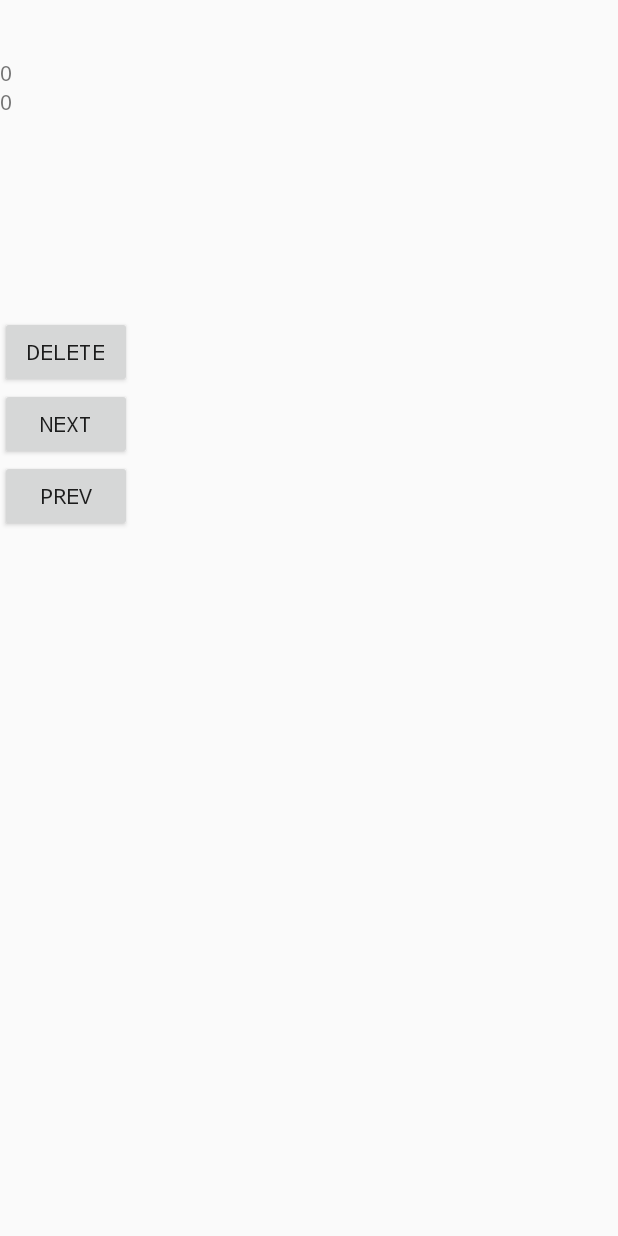
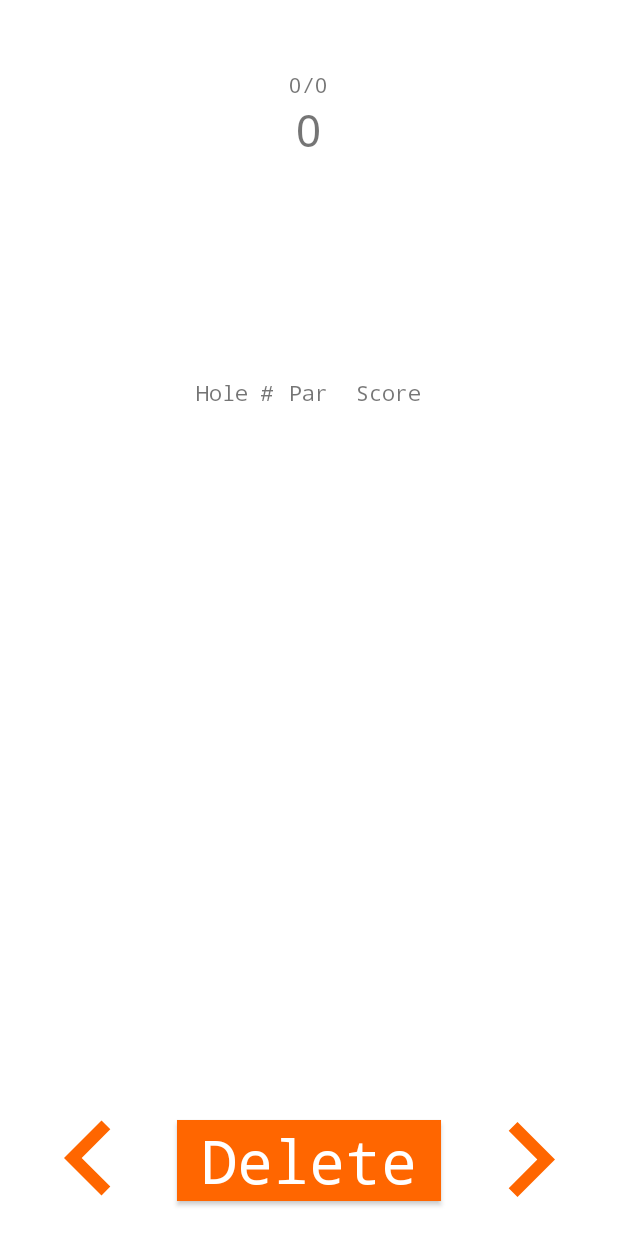
Before and after one commit to TaylorAndStubbs/NerdGolf, an Android app: the fragment RecordFragment placed in its activity, on a phone screen of 412 x 824 dp. Run offline under Robolectric (Android 15) with nearby library versions, the phone set to English and light mode, and no system bars; libraries missing offline, so code that uses them is left out: com.orm, com.orm.query; Roboto replaces fonts that are not available here; 7 statements that could not run were skipped.

Commit message:
Styling the records

```diff
--- a/app/src/main/java/com/taylorstubbs/nerdgolf/nerdgolf/App.java
+++ b/app/src/main/java/com/taylorstubbs/nerdgolf/nerdgolf/App.java
@@ -13,6 +13,6 @@ public class App extends SugarApp {
     @Override
     public void onCreate() {
         super.onCreate();
-        FontUtil.setDefaultFont(this, "MONOSPACE", "fonts/lato.ttf");
+        FontUtil.setDefaultFont(this, "MONOSPACE", "fonts/Lato.ttf");
     }
 }
--- a/app/src/main/java/com/taylorstubbs/nerdgolf/nerdgolf/adapters/HoleAdapter.java
+++ b/app/src/main/java/com/taylorstubbs/nerdgolf/nerdgolf/adapters/HoleAdapter.java
@@ -45,6 +45,7 @@ public class HoleAdapter extends RecyclerView.Adapter<HoleHolder> {
     public void onBindViewHolder(HoleHolder holder, int position) {
         Hole hole = mHoles.get(position);
         holder.bindHole(hole);
+        holder.setBackgroundColor(position % 2);
     }
 
     @Override
--- a/app/src/main/java/com/taylorstubbs/nerdgolf/nerdgolf/fragments/RecordFragment.java
+++ b/app/src/main/java/com/taylorstubbs/nerdgolf/nerdgolf/fragments/RecordFragment.java
@@ -1,6 +1,7 @@
 package com.taylorstubbs.nerdgolf.nerdgolf.fragments;
 
 import android.content.Context;
+import android.media.Image;
 import android.os.Bundle;
 import android.support.v4.app.Fragment;
 import android.support.v7.widget.LinearLayoutManager;
@@ -9,6 +10,7 @@ import android.view.LayoutInflater;
 import android.view.View;
 import android.view.ViewGroup;
 import android.widget.Button;
+import android.widget.ImageButton;
 import android.widget.TextView;
 
 import com.orm.query.Select;
@@ -16,8 +18,14 @@ import com.taylorstubbs.nerdgolf.nerdgolf.R;
 import com.taylorstubbs.nerdgolf.nerdgolf.adapters.HoleAdapter;
 import com.taylorstubbs.nerdgolf.nerdgolf.models.Game;
 import com.taylorstubbs.nerdgolf.nerdgolf.models.Hole;
+import com.taylorstubbs.nerdgolf.nerdgolf.utils.DateUtil;
 import com.taylorstubbs.nerdgolf.nerdgolf.utils.SQLUtil;
 
+import org.w3c.dom.Text;
+
+import java.text.DateFormat;
+import java.text.SimpleDateFormat;
+import java.util.Date;
 import java.util.List;
 
 /**
@@ -32,15 +40,17 @@ public class RecordFragment extends Fragment {
     private List<Hole> mHoles;
     private int mTotalPar = 0;
     private int mTotalScore = 0;
+    private int mFinalScore;
     private RecordFragmentCallbacks mCallbacks;
 
     private Button mDeleteButton;
-    private Button mNextGameButton;
-    private Button mPrevGameButton;
+    private ImageButton mNextGameButton;
+    private ImageButton mPrevGameButton;
     private TextView mDateView;
     private TextView mCourseNameView;
     private TextView mTotalScoreView;
     private TextView mTotalParView;
+    private TextView mFinalScoreView;
     private RecyclerView mHoleListView;
 
     /**
@@ -96,15 +106,17 @@ public class RecordFragment extends Fragment {
     @Override
     public View onCreateView(LayoutInflater inflater, ViewGroup container, Bundle saveState) {
         View view = inflater.inflate(R.layout.fragment_record, container, false);
+        SimpleDateFormat simpleDateFormat = new SimpleDateFormat("MMM dd yyyy @ hh:mm");
 
-        mNextGameButton = (Button) view.findViewById(R.id.next_game);
-        mPrevGameButton = (Button) view.findViewById(R.id.prev_game);
-        mDeleteButton = (Button) view.findViewById(R.id.delete);
+        mNextGameButton = (ImageButton) view.findViewById(R.id.next_game);
+        mPrevGameButton = (ImageButton) view.findViewById(R.id.prev_game);
+        mDeleteButton = (Button) view.findViewById(R.id.delete_game_button);
         mDateView = (TextView) view.findViewById(R.id.date);
         mCourseNameView = (TextView) view.findViewById(R.id.course_name);
         mTotalScoreView = (TextView) view.findViewById(R.id.total_score);
         mTotalParView = (TextView) view.findViewById(R.id.total_par);
         mHoleListView = (RecyclerView) view.findViewById(R.id.hole_list);
+        mFinalScoreView = (TextView) view.findViewById(R.id.final_score);
 
         mHoleListView.setLayoutManager(new LinearLayoutManager(getActivity()));
         mHoleListView.setAdapter(new HoleAdapter(getContext(), mHoles));
@@ -130,10 +142,11 @@ public class RecordFragment extends Fragment {
             }
         });
 
-        mDateView.setText(mGame.getDate());
+        mDateView.setText(simpleDateFormat.format(DateUtil.createDate(mGame.getDate())));
         mCourseNameView.setText(mGame.getCourseName());
         mTotalScoreView.setText(String.valueOf(mTotalScore));
         mTotalParView.setText(String.valueOf(mTotalPar));
+        mFinalScoreView.setText(formatFinalScore(mFinalScore));
 
         return view;
     }
@@ -158,6 +171,17 @@ public class RecordFragment extends Fragment {
             Hole hole = mHoles.get(i);
             mTotalScore += hole.getScore();
             mTotalPar += hole.getPar();
+
+            mFinalScore = mTotalScore - mTotalPar;
         }
     }
+
+    private String formatFinalScore(int finalScore) {
+        String formattedFinalScore = String.valueOf(finalScore);
+        if (finalScore > 0) {
+            formattedFinalScore = "+" + formattedFinalScore;
+        }
+
+        return formattedFinalScore;
+    }
 }
--- a/app/src/main/res/layout/fragment_main.xml
+++ b/app/src/main/res/layout/fragment_main.xml
@@ -42,8 +42,8 @@
 
         <ImageView
             android:src="@drawable/baboon"
-            android:layout_width="50dp"
-            android:layout_height="50dp" />
+            android:layout_width="70dp"
+            android:layout_height="70dp" />
 
         <RelativeLayout
             android:layout_width="wrap_content"
@@ -53,6 +53,7 @@
                 android:layout_centerVertical="true"
                 android:textAlignment="center"
                 android:text="@string/me"
+                android:textSize="20sp"
                 android:layout_width="wrap_content"
                 android:layout_height="wrap_content"
                 android:id="@+id/textView" />
--- a/app/src/main/res/layout/fragment_record.xml
+++ b/app/src/main/res/layout/fragment_record.xml
@@ -1,20 +1,34 @@
 <?xml version="1.0" encoding="utf-8"?>
-<LinearLayout xmlns:android="http://schemas.android.com/apk/res/android"
+<RelativeLayout xmlns:android="http://schemas.android.com/apk/res/android"
     xmlns:tools="http://schemas.android.com/tools"
     android:orientation="vertical" android:layout_width="match_parent"
-    android:layout_height="match_parent">
+    android:layout_height="match_parent"
+    style="@style/FragmentTheme">
+
+    <LinearLayout
+        android:layout_centerHorizontal="true"
+        android:layout_width="wrap_content"
+        android:layout_height="wrap_content"
+        android:orientation="vertical"
+        android:gravity="center">
 
         <TextView
             android:id="@+id/date"
             android:layout_width="wrap_content"
             android:layout_height="wrap_content"
-        tools:text="Jan 1st 2017 3:27pm"/>
+            tools:text="Jan 1st 2017 3:27pm"
+            android:textSize="20sp"/>
 
         <TextView
             android:id="@+id/course_name"
             android:layout_width="wrap_content"
             android:layout_height="wrap_content"
             tools:text="May Simmons"/>
+
+        <LinearLayout
+            android:orientation="horizontal"
+            android:layout_width="wrap_content"
+            android:layout_height="wrap_content">
 
             <TextView
                 android:id="@+id/total_score"
@@ -23,32 +37,100 @@
                 tools:text="73"/>
 
             <TextView
+                android:text="@string/slash"
+                android:layout_width="wrap_content"
+                android:layout_height="wrap_content"/>
+
+            <TextView
                 android:id="@+id/total_par"
                 android:layout_width="wrap_content"
                 android:layout_height="wrap_content"
                 tools:text="94"/>
 
+        </LinearLayout>
+
+        <TextView
+            android:textSize="30sp"
+            android:id="@+id/final_score"
+            android:layout_width="wrap_content"
+            android:layout_height="wrap_content" />
+
+    </LinearLayout>
+
+    <LinearLayout
+        android:layout_centerInParent="true"
+        android:orientation="vertical"
+        android:layout_width="150dp"
+        android:layout_height="wrap_content">
+
+        <RelativeLayout
+            android:layout_width="wrap_content"
+            android:layout_height="wrap_content">
+
+            <TextView
+                android:text="Hole #"
+                android:layout_width="wrap_content"
+                android:layout_height="wrap_content" />
+
+            <TextView
+                android:layout_centerHorizontal="true"
+                android:text="Par"
+                android:layout_width="wrap_content"
+                android:layout_height="wrap_content" />
+
+            <TextView
+                android:layout_alignParentRight="true"
+                android:text="Score"
+                android:layout_width="wrap_content"
+                android:layout_height="wrap_content" />
+
+        </RelativeLayout>
+
         <android.support.v7.widget.RecyclerView
             android:id="@+id/hole_list"
+            android:layout_width="150dp"
+            android:layout_height="300dp"/>
+
+    </LinearLayout>
+
+    <RelativeLayout
+        android:layout_alignParentBottom="true"
+        android:layout_centerHorizontal="true"
         android:layout_width="match_parent"
-        android:layout_height="200px"/>
+        android:layout_height="wrap_content"
+        android:orientation="horizontal"
+        android:id="@+id/relativeLayout">
+
+        <ImageButton
+            android:id="@+id/prev_game"
+            android:layout_width="wrap_content"
+            android:layout_height="wrap_content"
+            style="@style/SmallInverseButtonTheme"
+            android:src="@drawable/ic_keyboard_arrow_left_white_100px"
+            android:layout_toStartOf="@+id/delete_game_button"
+            android:layout_toLeftOf="@+id/delete_game_button" />
 
         <Button
-        android:id="@+id/delete"
+            android:id="@+id/delete_game_button"
+            android:layout_centerInParent="true"
             android:layout_width="wrap_content"
             android:layout_height="wrap_content"
-        android:text="@string/delete_button_label" />
+            style="@style/ButtonTheme"
+            android:text="@string/delete_button_label"/>
 
-    <Button
+        <ImageButton
             android:id="@+id/next_game"
             android:layout_width="wrap_content"
             android:layout_height="wrap_content"
-        android:text="@string/next_button_label"/>
+            style="@style/SmallInverseButtonTheme"
+            android:src="@drawable/ic_keyboard_arrow_right_white_100px"
+            android:layout_alignParentTop="true"
+            android:layout_alignParentRight="true"
+            android:layout_alignParentEnd="true"
+            android:padding="0dp"
+            android:layout_toEndOf="@+id/delete_game_button"
+            android:layout_toRightOf="@+id/delete_game_button" />
 
-    <Button
-        android:id="@+id/prev_game"
-        android:layout_width="wrap_content"
-        android:layout_height="wrap_content"
-        android:text="@string/prev_button_label"/>
+    </RelativeLayout>
 
-</LinearLayout>
+</RelativeLayout>
--- a/app/src/main/res/values/strings.xml
+++ b/app/src/main/res/values/strings.xml
@@ -16,4 +16,5 @@
     <string name="me">By Taylor Stubbs</string>
     <string name="par">Par</string>
     <string name="score">Score</string>
+    <string name="slash">/</string>
 </resources>
```
Also changed, not shown: app/src/main/java/com/taylorstubbs/nerdgolf/nerdgolf/holders/HoleHolder.java (+13 -1 lines), app/src/main/res/layout/fragment_records_empty.xml (+6 -4 lines), app/src/main/res/layout/item_hole.xml (+16 -6 lines). Lines whose indentation alone changed are shown as unchanged.
